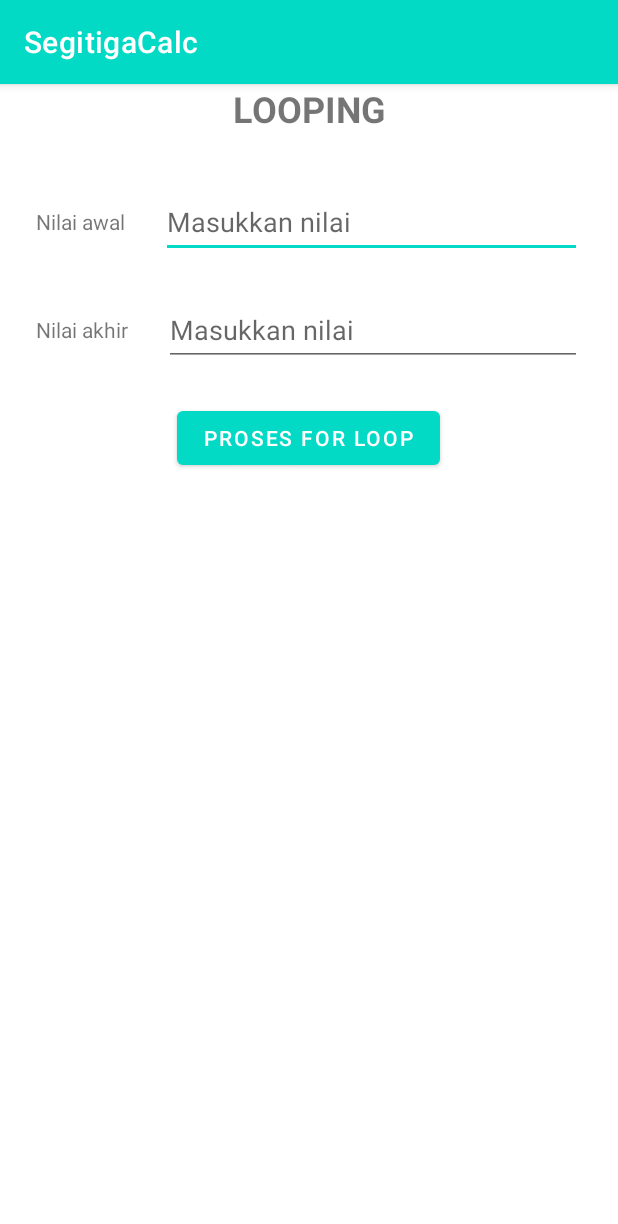
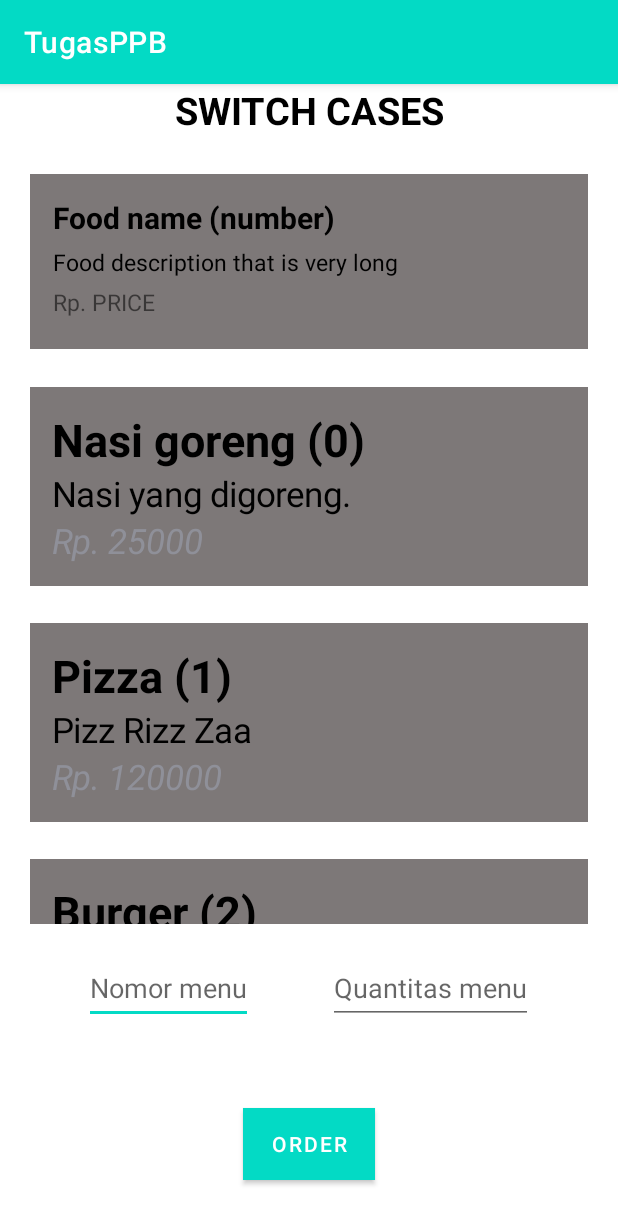
Before and after one commit to greyseth/SegitigaCalc, an Android app: the screen it shows after launch (Loops before the commit, Switches after it), on a phone screen of 412 x 824 dp. Shown: the top 1224 px of the screen. Run offline under Robolectric (Android 15) with nearby library versions, the phone set to English and light mode, and no system bars.

Commit message:
Added Menu assignment (untested)

```diff
--- a/app/src/main/AndroidManifest.xml
+++ b/app/src/main/AndroidManifest.xml
@@ -12,10 +12,13 @@
         android:theme="@style/Theme.SegitigaCalc"
         tools:targetApi="31">
         <activity
+            android:name=".Loops"
+            android:exported="false" />
+        <activity
             android:name=".MainActivity"
             android:exported="false" />
         <activity
-            android:name=".Loops"
+            android:name=".Switches"
             android:exported="true">
             <intent-filter>
                 <action android:name="android.intent.action.MAIN" />
--- /dev/null
+++ b/app/src/main/java/com/example/segitigacalc/Menu.java
@@ -0,0 +1,47 @@
+package com.example.segitigacalc;
+
+public class Menu {
+    String name;
+    String description;
+    int price;
+    int id;
+
+    public Menu(String name, String description, int price, int id) {
+        this.name = name;
+        this.description = description;
+        this.price = price;
+        this.id = id;
+    }
+
+    public String getName() {
+        return name;
+    }
+
+    public void setName(String name) {
+        this.name = name;
+    }
+
+    public String getDescription() {
+        return description;
+    }
+
+    public void setDescription(String description) {
+        this.description = description;
+    }
+
+    public int getPrice() {
+        return price;
+    }
+
+    public void setPrice(int price) {
+        this.price = price;
+    }
+
+    public int getId() {
+        return id;
+    }
+
+    public void setId(int id) {
+        this.id = id;
+    }
+}
--- /dev/null
+++ b/app/src/main/java/com/example/segitigacalc/Switches.java
@@ -0,0 +1,106 @@
+package com.example.segitigacalc;
+import com.example.segitigacalc.Menu;
+
+import androidx.appcompat.app.ActionBar;
+import androidx.appcompat.app.AppCompatActivity;
+import androidx.core.content.ContextCompat;
+
+import android.content.Context;
+import android.graphics.Color;
+import android.graphics.Typeface;
+import android.os.Bundle;
+import android.view.View;
+import android.view.ViewGroup;
+import android.widget.Button;
+import android.widget.EditText;
+import android.widget.LinearLayout;
+import android.widget.TextView;
+
+import java.util.LinkedList;
+import java.util.List;
+
+public class Switches extends AppCompatActivity {
+    LinearLayout cardHolder;
+    Button orderBtn;
+    EditText menuInput;
+    EditText qtyInput;
+
+    List<Menu> menus = new LinkedList<>();
+
+    @Override
+    protected void onCreate(Bundle savedInstanceState) {
+        super.onCreate(savedInstanceState);
+        setContentView(R.layout.activity_switches);
+
+        cardHolder = findViewById(R.id.cards);
+        orderBtn = (Button) findViewById(R.id.orderBtn);
+        menuInput = findViewById(R.id.menuInput);
+        qtyInput = findViewById(R.id.qtyInput);
+
+        createMenu();
+
+        //Inserts card data
+        for (Menu menu :
+                menus) {
+            int cardPaddingDP = 15;
+            int cardPadding = toPX(cardPaddingDP);
+
+            //Makes new card base
+            LinearLayout card = new LinearLayout(getApplicationContext());
+            LinearLayout.LayoutParams cardParams = new LinearLayout.LayoutParams(ViewGroup.LayoutParams.MATCH_PARENT, ViewGroup.LayoutParams.WRAP_CONTENT);
+            cardParams.setMargins(toPX(20), 0, toPX(20), toPX(25));
+
+            card.setLayoutParams(cardParams);
+            card.setOrientation(LinearLayout.VERTICAL);
+            card.setPadding(cardPadding, cardPadding, cardPadding, cardPadding);
+            card.setBackgroundColor(ContextCompat.getColor(getApplication(), R.color.card_bg));
+
+            //Adds text content to card
+            card.addView(cardContent(getApplicationContext(), menu.getName()+" ("+menu.getId()+")", "title"));
+            card.addView(cardContent(getApplicationContext(), menu.getDescription(), "desc"));
+            card.addView(cardContent(getApplicationContext(), "Rp. "+menu.getPrice(), "price"));
+
+            //Adds card to main card view
+            cardHolder.addView(card);
+        }
+
+        //Checks button input
+        orderBtn.setOnClickListener(new View.OnClickListener() {
+            @Override
+            public void onClick(View view) {
+                System.out.println("Ordered");
+            }
+        });
+    }
+
+    public void createMenu() {
+        menus.add(new Menu("Nasi goreng", "Nasi yang digoreng.", 25000, 0));
+        menus.add(new Menu("Pizza", "Pizz Rizz Zaa", 120000, 1));
+        menus.add(new Menu("Burger","Burr yang di gerr", 75000, 2));
+        menus.add(new Menu("Mac n' Cheese", "Mac yang di chese", 45000, 3));
+        menus.add(new Menu("Mie goreng", "Mie yang digoreng.", 25000, 4));
+    }
+
+    public TextView cardContent(Context context, String textContent, String type) {
+        TextView retView = new TextView(context);
+        LinearLayout.LayoutParams retParams = new LinearLayout.LayoutParams(LinearLayout.LayoutParams.MATCH_PARENT, LinearLayout.LayoutParams.WRAP_CONTENT);
+        retParams.setMargins(0, 0, 0, toPX(5));
+
+        retView.setText(textContent);
+        if (type == "title" || type == "desc") retView.setTextColor(Color.BLACK);
+        retView.setTextSize(spToPX(type == "title" ? 20 : 15));
+        if (type == "title") retView.setTypeface(retView.getTypeface(), Typeface.BOLD);
+        if (type == "price") retView.setTypeface(retView.getTypeface(), Typeface.ITALIC);
+
+        return retView;
+    }
+
+    public int toPX(int dp) {
+        return getResources().getDisplayMetrics().densityDpi * dp / 160;
+    }
+
+    public int spToPX(int sp) {
+        float scaledDensity = getResources().getDisplayMetrics().scaledDensity;
+        return Math.round(sp * scaledDensity);
+    }
+}
--- /dev/null
+++ b/app/src/main/res/layout/activity_switches.xml
@@ -0,0 +1,99 @@
+<?xml version="1.0" encoding="utf-8"?>
+<LinearLayout xmlns:android="http://schemas.android.com/apk/res/android"
+    xmlns:app="http://schemas.android.com/apk/res-auto"
+    xmlns:tools="http://schemas.android.com/tools"
+    android:layout_width="match_parent"
+    android:layout_height="match_parent"
+    android:orientation="vertical"
+    tools:context=".Switches">
+    <TextView
+        android:layout_width="match_parent"
+        android:layout_height="wrap_content"
+        android:text="SWITCH CASES"
+        android:textSize="25sp"
+        android:textStyle="bold"
+        android:textColor="@color/black"
+        android:layout_marginBottom="25dp"
+        android:textAlignment="center"
+        />
+
+    <ScrollView
+        android:layout_height="500dp"
+        android:layout_width="match_parent">
+        <LinearLayout
+            android:id="@+id/cards"
+            android:layout_width="match_parent"
+            android:layout_height="match_parent"
+            android:orientation="vertical">
+                <LinearLayout
+                    android:layout_width="match_parent"
+                    android:layout_height="wrap_content"
+                    android:orientation="vertical"
+                    android:background="@color/card_bg"
+                    android:layout_marginEnd="20dp"
+                    android:layout_marginStart="20dp"
+                    android:layout_marginBottom="25dp"
+                    android:padding="15dp">
+                    <TextView
+                        android:layout_width="match_parent"
+                        android:layout_height="wrap_content"
+                        android:layout_marginBottom="5dp"
+                        android:text="Food name (number)"
+                        android:textColor="@color/black"
+                        android:textSize="20sp"
+                        android:textStyle="bold"/>
+
+                    <TextView
+                        android:layout_width="match_parent"
+                        android:layout_height="wrap_content"
+                        android:layout_marginBottom="5dp"
+                        android:text="Food description that is very long"
+                        android:textColor="@color/black"
+                        android:textSize="15sp"/>
+
+                    <TextView
+                        android:layout_width="match_parent"
+                        android:layout_height="wrap_content"
+                        android:layout_marginBottom="5dp"
+                        android:text="Rp. PRICE"
+                        android:textSize="15sp"/>
+                </LinearLayout>
+        </LinearLayout>
+    </ScrollView>
+
+    <LinearLayout
+        android:layout_width="match_parent"
+        android:layout_height="85dp"
+        android:orientation="horizontal"
+        android:gravity="center">
+        <EditText
+            android:id="@+id/menuInput"
+            android:layout_width="wrap_content"
+            android:layout_height="48dp"
+            android:accept="number"
+            android:hint="Nomor menu"
+            android:layout_marginEnd="50dp"
+            />
+        <EditText
+            android:id="@+id/qtyInput"
+            android:layout_width="wrap_content"
+            android:layout_height="48dp"
+            android:accept="number"
+            android:hint="Quantitas menu"
+            />
+    </LinearLayout>
+
+    <LinearLayout
+        android:layout_width="match_parent"
+        android:layout_height="match_parent"
+        android:orientation="horizontal"
+        android:gravity="center">
+        <Button
+            android:id="@+id/orderBtn"
+            android:layout_width="wrap_content"
+            android:layout_height="48dp"
+            android:background="@color/dark_blue"
+            android:text="ORDER"/>
+    </LinearLayout>
+
+</LinearLayout>
--- a/app/src/main/res/values/colors.xml
+++ b/app/src/main/res/values/colors.xml
@@ -8,4 +8,6 @@
     <color name="black">#FF000000</color>
     <color name="white">#FFFFFFFF</color>
     <color name="green">#00FF00</color>
+    <color name="card_bg">#7d7878</color>
+    <color name="dark_blue">#1f33e0</color>
 </resources>
--- a/app/src/main/res/values/strings.xml
+++ b/app/src/main/res/values/strings.xml
@@ -1,3 +1,3 @@
 <resources>
-    <string name="app_name">SegitigaCalc</string>
+    <string name="app_name">TugasPPB</string>
 </resources>
--- /dev/null
+++ b/app/src/main/res/values/styles.xml
@@ -0,0 +1,4 @@
+<?xml version="1.0" encoding="utf-8"?>
+<resources>
+
+</resources>
```
